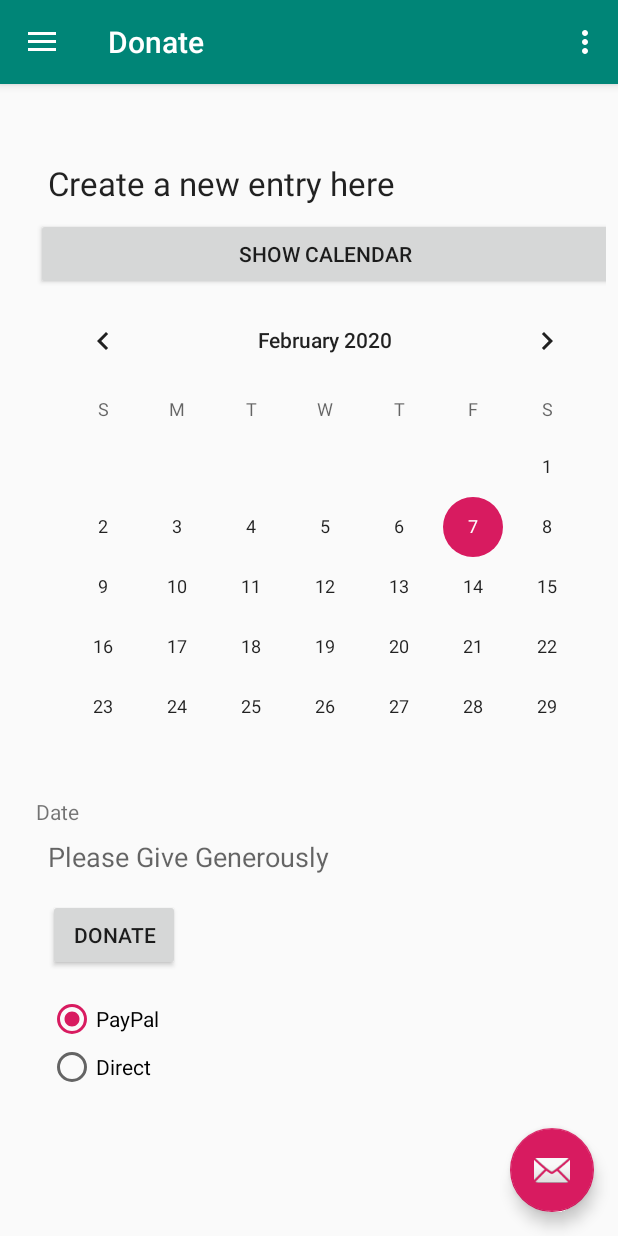
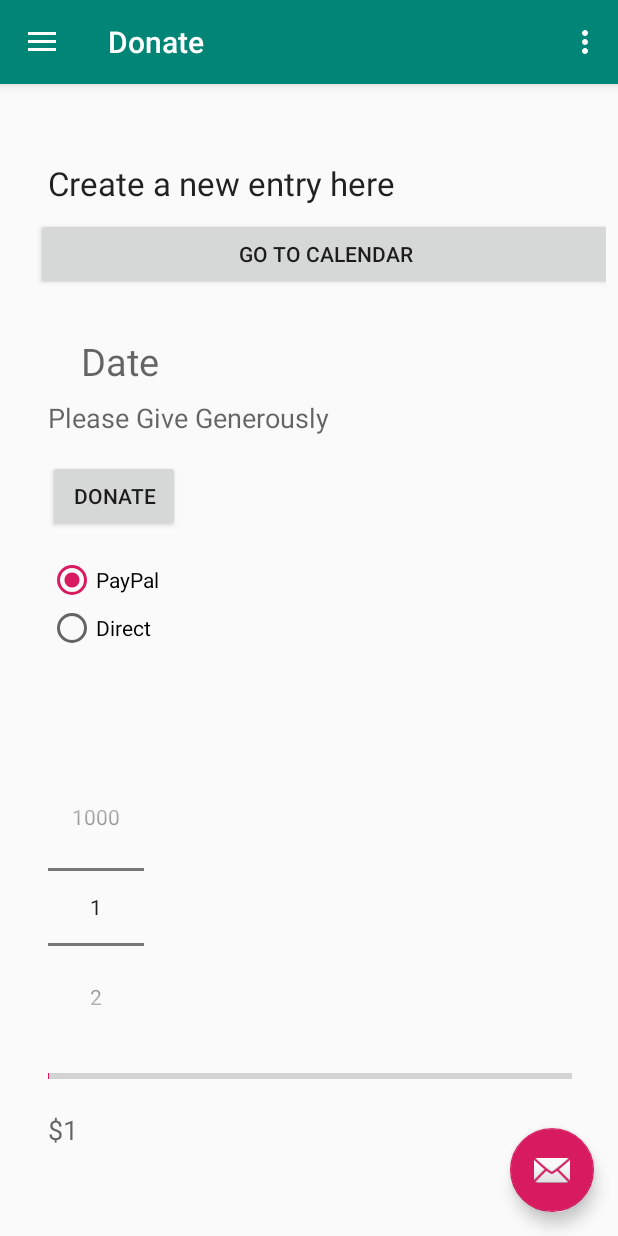
Before and after one commit to CiaranCrowley/Car_Valeting_Manager, an Android app: the screen it shows after launch (Home), after a tap on "DONATE", on a phone screen of 412 x 824 dp. Run offline under Robolectric (Android 15) with nearby library versions, the phone set to English and light mode, and no system bars.

Commit message:
Got a working DatePicker finally

```diff
--- a/app/src/main/java/ie/wit/fragments/ValetFragment.kt
+++ b/app/src/main/java/ie/wit/fragments/ValetFragment.kt
@@ -1,5 +1,6 @@
 package ie.wit.fragments
 
+import android.app.DatePickerDialog
 import android.os.Bundle
 import android.view.LayoutInflater
 import android.view.View
@@ -11,11 +12,13 @@ import ie.wit.models.ValetModel
 import kotlinx.android.synthetic.main.fragment_valet.*
 import kotlinx.android.synthetic.main.fragment_valet.view.*
 import org.jetbrains.anko.toast
+import java.util.*
 
 class ValetFragment : Fragment() {
 
     lateinit var app: ValetApp
     var totalDonated = 0
+    var todaysDate = ""
 
     override fun onCreate(savedInstanceState: Bundle?) {
         super.onCreate(savedInstanceState)
@@ -59,19 +62,12 @@ class ValetFragment : Fragment() {
         }
         setButtonListener(root)
 
-        root.showCalendar.setOnClickListener{
-            calendarView
-        }
-
         /*showCalendar.setOnClickListener{
             calendarView
         }*/
 
         return root
     }
-
-
-    //https://www.youtube.com/watch?v=hHjFIG0TtA0&feature=youtu.be
 
     companion object {
         @JvmStatic
@@ -82,6 +78,7 @@ class ValetFragment : Fragment() {
     }
 
     fun setButtonListener( layout: View) {
+
         layout.donateButton.setOnClickListener {
             val amount = if (layout.paymentAmount.text.isNotEmpty())
                 layout.paymentAmount.text.toString().toInt() else layout.amountPicker.value
@@ -95,6 +92,21 @@ class ValetFragment : Fragment() {
                 app.valetStore.create(ValetModel(paymentmethod = paymentmethod,amount = amount))
             }
         }
+
+        //https://www.youtube.com/watch?v=LMPmybCTKDA
+        val c = Calendar.getInstance()
+        val year = c.get(Calendar.YEAR)
+        val month = c.get(Calendar.MONTH)
+        val day = c.get(Calendar.DAY_OF_MONTH)
+
+        layout.btnGoCalendar.setOnClickListener{
+            val dpd = DatePickerDialog(activity!!, DatePickerDialog.OnDateSetListener{view, mYear, mMonth, mDay -> //for activity!! (https://stackoverflow.com/questions/53213990/type-mismatch-inferred-type-is-fragmentactivity-but-context-was-expected)
+                date.text = "" + mDay + "/" + mMonth + "/" + mYear
+               /* val day = date.toString()
+                app.valetStore.create(ValetModel(date = day))*/
+            }, year, month, day)
+            dpd.show()
+        }
     }
 
     override fun onResume() {
@@ -102,5 +114,9 @@ class ValetFragment : Fragment() {
         totalDonated = app.valetStore.findAll().sumBy { it.amount }
         progressBar.progress = totalDonated
         totalSoFar.text = "$$totalDonated"
+
+        //todaysDate = app.valetStore.findDate().toString()
+        //date.setText(todaysDate)
+
     }
 }
--- a/app/src/main/java/ie/wit/models/ValetMemStore.kt
+++ b/app/src/main/java/ie/wit/models/ValetMemStore.kt
@@ -10,25 +10,25 @@ internal fun getId(): Long {
 
 class ValetMemStore : ValetStore {
 
-    val donations = ArrayList<ValetModel>()
+    val valets = ArrayList<ValetModel>()
 
     override fun findAll(): List<ValetModel> {
-        return donations
+        return valets
     }
 
     override fun findById(id:Long) : ValetModel? {
-        val foundDonation: ValetModel? = donations.find { it.id == id }
+        val foundDonation: ValetModel? = valets.find { it.id == id }
         return foundDonation
     }
 
-    override fun create(donation: ValetModel) {
-        donation.id = getId()
-        donations.add(donation)
+    override fun create(valet: ValetModel) {
+        valet.id = getId()
+        valets.add(valet)
         logAll()
     }
 
     fun logAll() {
         Log.v("Donate","** Donations List **")
-        donations.forEach { Log.v("Donate","${it}") }
+        valets.forEach { Log.v("Donate","${it}") }
     }
 }
--- a/app/src/main/java/ie/wit/models/ValetModel.kt
+++ b/app/src/main/java/ie/wit/models/ValetModel.kt
@@ -5,5 +5,6 @@ import kotlinx.android.parcel.Parcelize
 
 @Parcelize
 data class ValetModel(var id: Long = 0,
-                         val paymentmethod: String = "N/A",
-                         val amount: Int = 0) : Parcelable
+                      val date: String = "",
+                      val paymentmethod: String = "N/A",
+                      val amount: Int = 0) : Parcelable
--- a/app/src/main/java/ie/wit/models/ValetStore.kt
+++ b/app/src/main/java/ie/wit/models/ValetStore.kt
@@ -3,7 +3,8 @@ package ie.wit.models
 interface ValetStore {
     fun findAll(): List<ValetModel>
     fun findById(id: Long): ValetModel?
-    fun create(donation: ValetModel)
-    //fun update(donation: ValetModel)
-    //fun delete(donation: ValetModel)
+    //fun findDate(date: String): ValetModel?    ///////   Causes error in ValetFragment:  Lines 59 & 103; 'parameter_name' is not used and can be renamed to "_"  Error is somehow related to this function
+    fun create(valet: ValetModel)
+    //fun update(valet: ValetModel)
+    //fun delete(valet: ValetModel)
 }
--- a/app/src/main/res/layout/fragment_valet.xml
+++ b/app/src/main/res/layout/fragment_valet.xml
@@ -63,21 +63,20 @@
                 android:textAppearance="?android:attr/textAppearanceLarge" />
 
             <Button
-                android:id="@+id/showCalendar"
                 android:layout_width="match_parent"
                 android:layout_height="wrap_content"
-                android:text="Show Calendar" />
-
-            <CalendarView
-                android:id="@+id/calendarView"
-                android:layout_width="match_parent"
-                android:layout_height="wrap_content" />
+                android:id="@+id/btnGoCalendar"
+                android:text="@string/go_to_calendar"/>
 
             <TextView
-                android:id="@+id/showDate"
+                android:id="@+id/date"
+                android:layout_marginHorizontal="30dp"
+                android:textSize="25sp"
+                android:layout_marginTop="30dp"
                 android:layout_width="match_parent"
                 android:layout_height="wrap_content"
-                android:text="Date" />
+                android:hint="Date"/>
+
 
             <TextView
                 android:id="@+id/donateSubtitle"
@@ -156,7 +155,6 @@
                 style="@android:style/Widget.Material.NumberPicker"
                 android:layout_width="wrap_content"
                 android:layout_height="wrap_content"
-                android:layout_alignEnd="@+id/donateSubtitle"
                 android:layout_marginStart="8dp"
                 android:layout_marginTop="8dp"
                 android:layout_marginEnd="8dp"
--- a/app/src/main/res/values/strings.xml
+++ b/app/src/main/res/values/strings.xml
@@ -30,7 +30,7 @@
     <string name="menu_share">Share</string>
     <string name="menu_send">Send</string>
 
-    <string name="pick_date">AAAAAAAAAAAAAAAAAAAAAAAAAA</string>
+    <string name="go_to_calendar">Go To Calendar</string>
 
     <!-- TODO: Remove or change this placeholder text -->
     <string name="hello_blank_fragment">Hello blank fragment</string>
```
